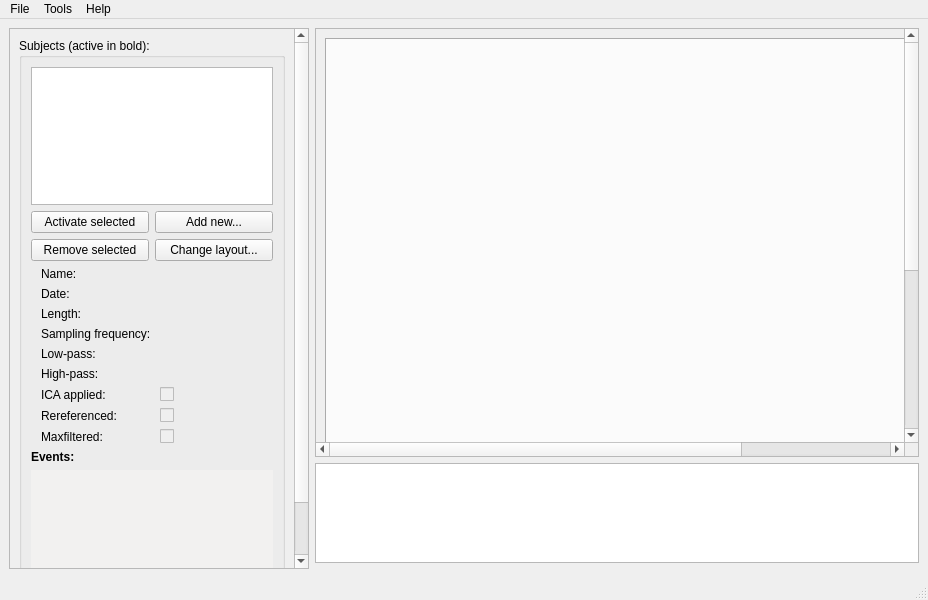
This is designer_ui_files/mainWindowUi.ui in cibr-jyu/meggie as Qt 5 draws it before an edit. The edited form follows.
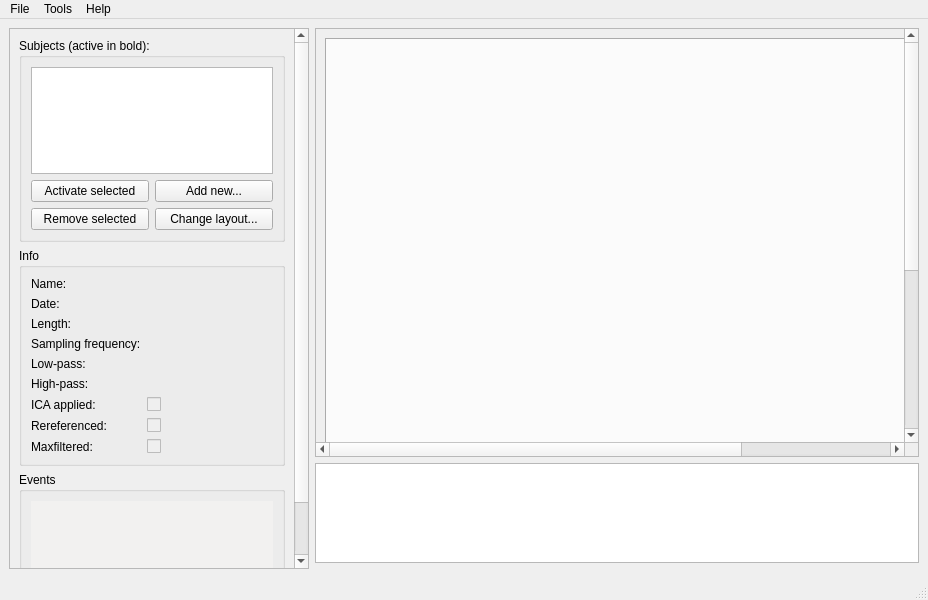
This is the edited form.

Commit message: Update main window

What changed in the file:
```diff
--- a/designer_ui_files/mainWindowUi.ui
+++ b/designer_ui_files/mainWindowUi.ui
@@ -45,7 +45,7 @@
         </size>
        </property>
        <layout class="QGridLayout" name="gridLayout_2">
-        <item row="0" column="0">
+        <item row="2" column="0">
          <widget class="QGroupBox" name="groupBoxSubjects">
           <property name="title">
            <string>Subjects (active in bold):</string>
@@ -105,27 +105,16 @@
              </property>
             </widget>
            </item>
-           <item row="4" column="0">
-            <widget class="QLabel" name="labelEvents">
-             <property name="font">
-              <font>
-               <weight>75</weight>
-               <bold>true</bold>
-              </font>
-             </property>
-             <property name="text">
-              <string>Events:</string>
-             </property>
-            </widget>
-           </item>
-           <item row="2" column="0">
-            <layout class="QVBoxLayout" name="verticalLayoutSubjectInfo">
-             <item>
-              <layout class="QHBoxLayout" name="horizontalLayout_23">
-               <property name="leftMargin">
-                <number>10</number>
-               </property>
-               <item>
+          </layout>
+         </widget>
+        </item>
+        <item row="3" column="0">
+         <widget class="QGroupBox" name="groupBoxInfo">
+          <property name="title">
+           <string>Info</string>
+          </property>
+          <layout class="QFormLayout" name="formLayout">
+           <item row="0" column="0">
                 <widget class="QLabel" name="labelSubject">
                  <property name="text">
                   <string>Name:</string>
@@ -138,7 +127,7 @@
                  </property>
                 </widget>
                </item>
-               <item>
+           <item row="0" column="1">
                 <widget class="QLabel" name="labelSubjectValue">
                  <property name="sizePolicy">
                   <sizepolicy hsizetype="Expanding" vsizetype="Preferred">
@@ -157,14 +146,7 @@
                  </property>
                 </widget>
                </item>
-              </layout>
-             </item>
-             <item>
-              <layout class="QHBoxLayout" name="horizontalLayout_24">
-               <property name="leftMargin">
-                <number>10</number>
-               </property>
-               <item>
+           <item row="1" column="0">
                 <widget class="QLabel" name="labelDate">
                  <property name="text">
                   <string>Date:</string>
@@ -177,7 +159,7 @@
                  </property>
                 </widget>
                </item>
-               <item>
+           <item row="1" column="1">
                 <widget class="QLabel" name="labelDateValue">
                  <property name="sizePolicy">
                   <sizepolicy hsizetype="Expanding" vsizetype="Preferred">
@@ -196,14 +178,7 @@
                  </property>
                 </widget>
                </item>
-              </layout>
-             </item>
-             <item>
-              <layout class="QHBoxLayout" name="horizontalLayout_40">
-               <property name="leftMargin">
-                <number>10</number>
-               </property>
-               <item>
+           <item row="2" column="0">
                 <widget class="QLabel" name="labelLength">
                  <property name="text">
                   <string>Length:</string>
@@ -213,7 +188,7 @@
                  </property>
                 </widget>
                </item>
-               <item>
+           <item row="2" column="1">
                 <widget class="QLabel" name="labelLengthValue">
                  <property name="sizePolicy">
                   <sizepolicy hsizetype="Expanding" vsizetype="Preferred">
@@ -226,14 +201,7 @@
                  </property>
                 </widget>
                </item>
-              </layout>
-             </item>
-             <item>
-              <layout class="QHBoxLayout" name="horizontalLayout_29">
-               <property name="leftMargin">
-                <number>10</number>
-               </property>
-               <item>
+           <item row="3" column="0">
                 <widget class="QLabel" name="labelSamples">
                  <property name="text">
                   <string>Sampling frequency:</string>
@@ -243,7 +211,7 @@
                  </property>
                 </widget>
                </item>
-               <item>
+           <item row="3" column="1">
                 <widget class="QLabel" name="labelSamplesValue">
                  <property name="sizePolicy">
                   <sizepolicy hsizetype="Expanding" vsizetype="Preferred">
@@ -262,14 +230,7 @@
                  </property>
                 </widget>
                </item>
-              </layout>
-             </item>
-             <item>
-              <layout class="QHBoxLayout" name="horizontalLayout_30">
-               <property name="leftMargin">
-                <number>10</number>
-               </property>
-               <item>
+           <item row="4" column="0">
                 <widget class="QLabel" name="labelLow">
                  <property name="lineWidth">
                   <number>1</number>
@@ -288,7 +249,7 @@
                  </property>
                 </widget>
                </item>
-               <item>
+           <item row="4" column="1">
                 <widget class="QLabel" name="labelLowValue">
                  <property name="sizePolicy">
                   <sizepolicy hsizetype="Expanding" vsizetype="Preferred">
@@ -307,14 +268,7 @@
                  </property>
                 </widget>
                </item>
-              </layout>
-             </item>
-             <item>
-              <layout class="QHBoxLayout" name="horizontalLayout_31">
-               <property name="leftMargin">
-                <number>10</number>
-               </property>
-               <item>
+           <item row="5" column="0">
                 <widget class="QLabel" name="labelHigh">
                  <property name="text">
                   <string>High-pass:</string>
@@ -327,7 +281,7 @@
                  </property>
                 </widget>
                </item>
-               <item>
+           <item row="5" column="1">
                 <widget class="QLabel" name="labelHighValue">
                  <property name="sizePolicy">
                   <sizepolicy hsizetype="Expanding" vsizetype="Preferred">
@@ -346,21 +300,14 @@
                  </property>
                 </widget>
                </item>
-              </layout>
-             </item>
-             <item>
-              <layout class="QHBoxLayout" name="horizontalLayout_2">
-               <property name="leftMargin">
-                <number>10</number>
-               </property>
-               <item>
+           <item row="6" column="0">
                 <widget class="QLabel" name="labelICAApplied">
                  <property name="text">
                   <string>ICA applied:</string>
                  </property>
                 </widget>
                </item>
-               <item>
+           <item row="6" column="1">
                 <widget class="QCheckBox" name="checkBoxICAApplied">
                  <property name="enabled">
                   <bool>false</bool>
@@ -370,21 +317,14 @@
                  </property>
                 </widget>
                </item>
-              </layout>
-             </item>
-             <item>
-              <layout class="QHBoxLayout" name="horizontalLayout_3">
-               <property name="leftMargin">
-                <number>10</number>
-               </property>
-               <item>
+           <item row="7" column="0">
                 <widget class="QLabel" name="labelRereferenced">
                  <property name="text">
                   <string>Rereferenced:</string>
                  </property>
                 </widget>
                </item>
-               <item>
+           <item row="7" column="1">
                 <widget class="QCheckBox" name="checkBoxRereferenced">
                  <property name="enabled">
                   <bool>false</bool>
@@ -394,21 +334,14 @@
                  </property>
                 </widget>
                </item>
-              </layout>
-             </item>
-             <item>
-              <layout class="QHBoxLayout" name="horizontalLayout_4">
-               <property name="leftMargin">
-                <number>10</number>
-               </property>
-               <item>
+           <item row="8" column="0">
                 <widget class="QLabel" name="labelMaxfiltered">
                  <property name="text">
                   <string>Maxfiltered:</string>
                  </property>
                 </widget>
                </item>
-               <item>
+           <item row="8" column="1">
                 <widget class="QCheckBox" name="checkBoxMaxfiltered">
                  <property name="enabled">
                   <bool>false</bool>
@@ -419,10 +352,15 @@
                 </widget>
                </item>
               </layout>
-             </item>
-            </layout>
-           </item>
-           <item row="5" column="0">
+         </widget>
+        </item>
+        <item row="4" column="0">
+         <widget class="QGroupBox" name="groupBoxEvents">
+          <property name="title">
+           <string>Events</string>
+          </property>
+          <layout class="QGridLayout" name="gridLayout_4">
+           <item row="0" column="0">
             <widget class="QTextBrowser" name="textBrowserEvents">
              <property name="palette">
               <palette>
```
Lines whose indentation alone changed are shown as unchanged. The commit also changes 1 other file.
